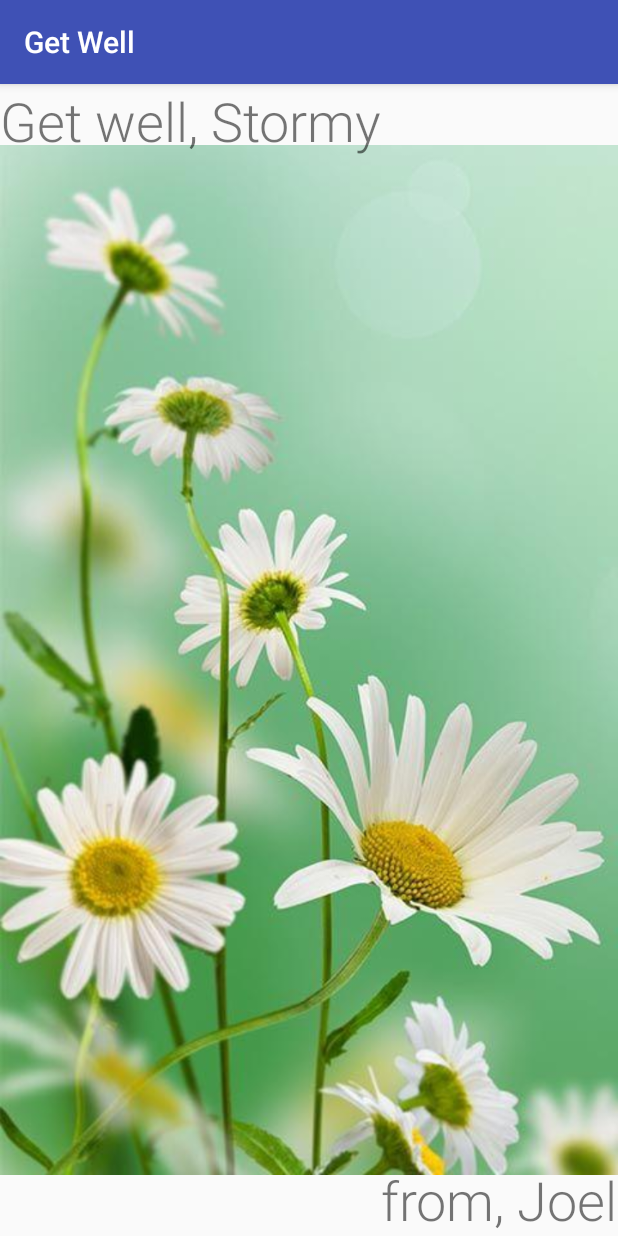
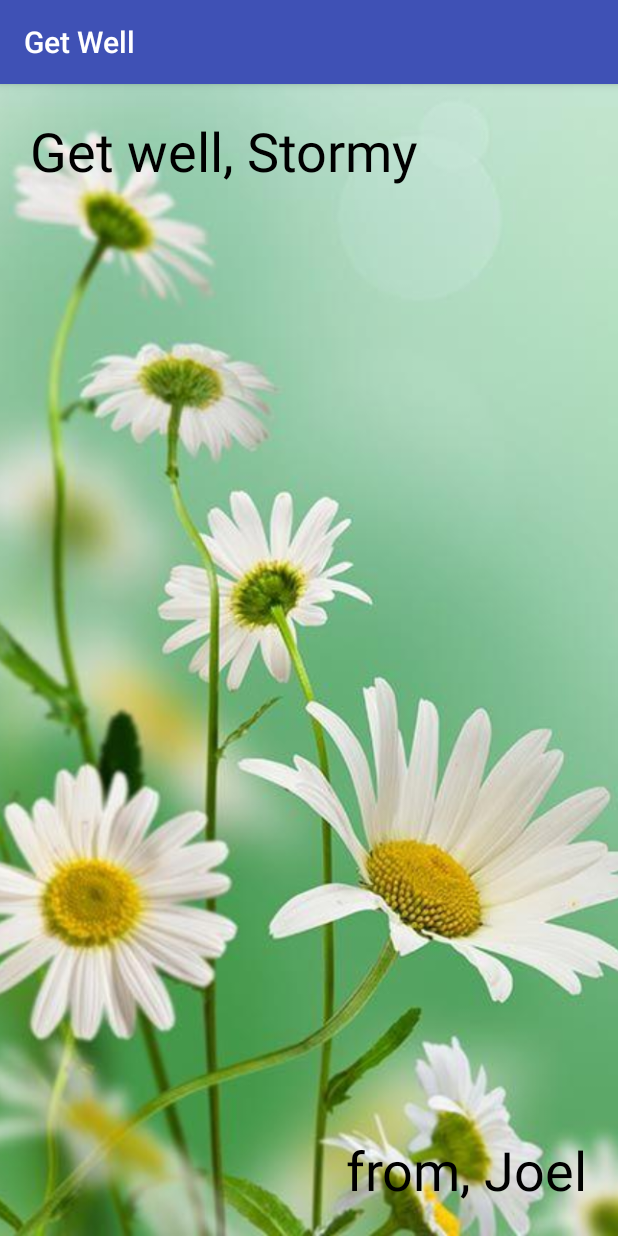
Before and after one commit to joel-g/GetWell, an Android app: the screen it shows after launch (MainActivity), on a phone screen of 412 x 824 dp. Run offline under Robolectric (Android 15) with nearby library versions, the phone set to English and light mode, and no system bars.

Commit message:
style activity main

```diff
--- a/app/src/main/res/layout/activity_main.xml
+++ b/app/src/main/res/layout/activity_main.xml
@@ -5,17 +5,22 @@
     tools:context=".MainActivity">
 
     <ImageView android:src="@drawable/flowers"
-        android:layout_width="wrap_content"
-        android:layout_height="wrap_content" />
+        android:layout_width="match_parent"
+        android:layout_height="match_parent"
+        android:scaleType="centerCrop" />
 
     <TextView android:text="Get well, Stormy"
-        android:fontFamily="sans-serif-light"
+        android:layout_margin="20dp"
+        android:textColor="@android:color/black"
+        android:fontFamily="sans-serif-heavy"
         android:textSize="36sp"
         android:layout_width="wrap_content"
         android:layout_height="wrap_content" />
 
     <TextView android:text="from, Joel"
-        android:fontFamily="sans-serif-light"
+        android:layout_margin="20dp"
+        android:fontFamily="sans-serif-heavy"
+        android:textColor="@android:color/black"
         android:textSize="36sp"
         android:layout_width="wrap_content"
         android:layout_height="wrap_content"
```
